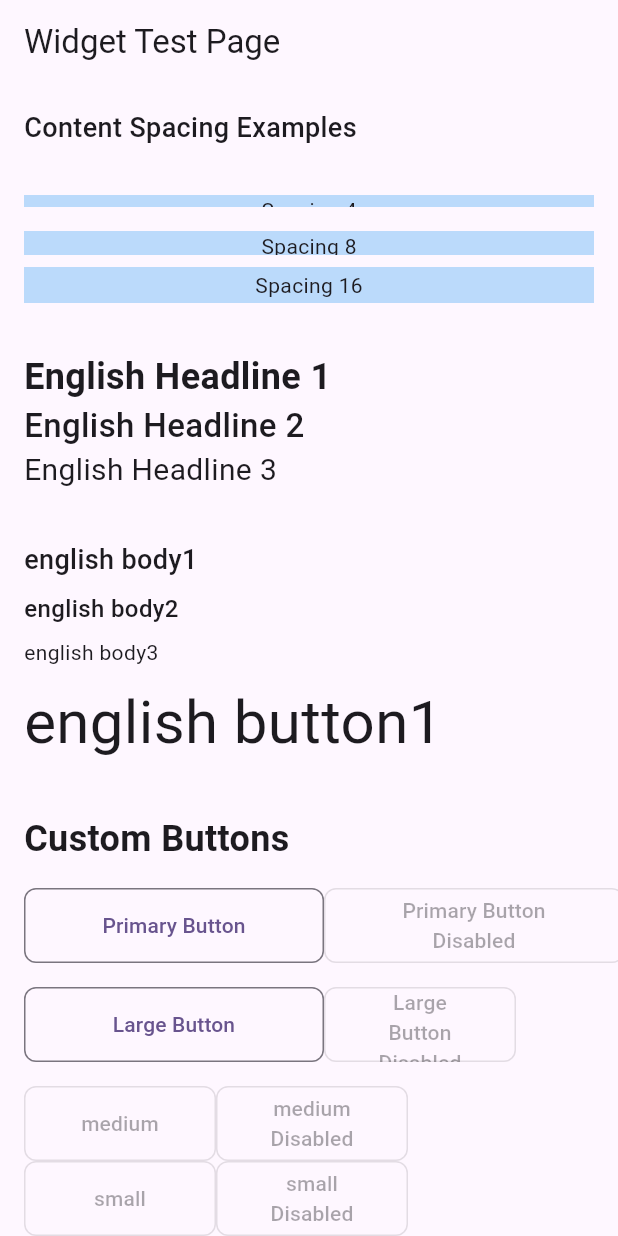
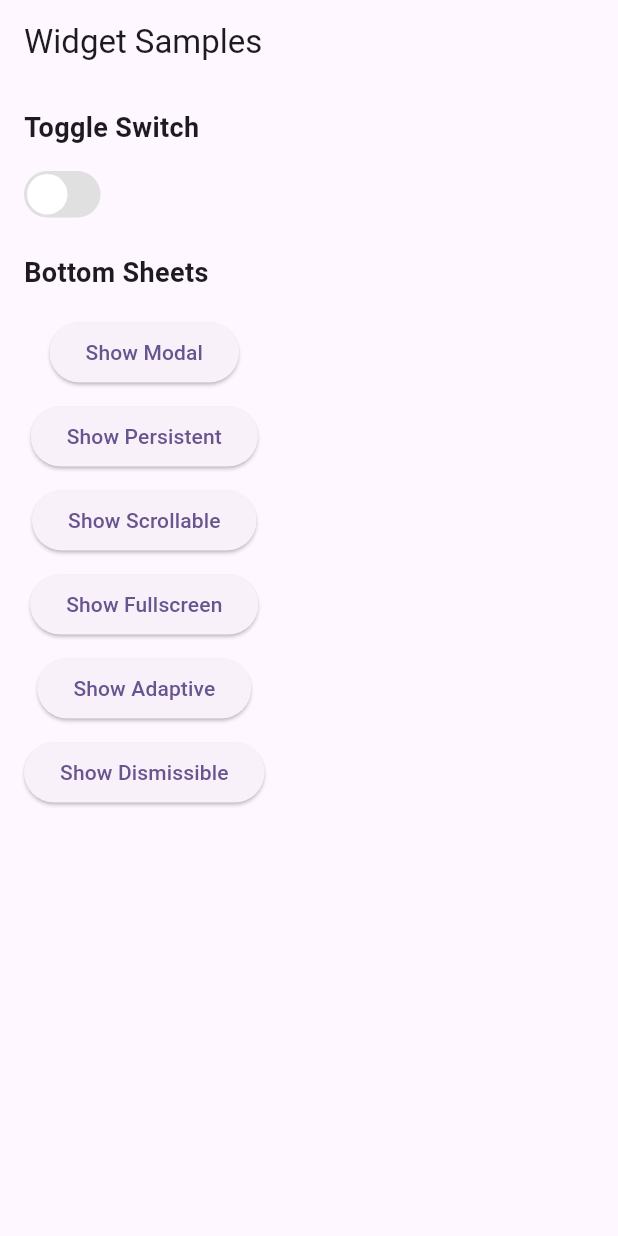
Before and after one commit to BlackBean99/whatever-app, a Flutter app: the screen it shows after launch, on a phone screen of 412 x 824 dp. Run offline on Flutter 3.47's test engine with Material 3 defaults, Android fonts, the phone set to English and light mode, and no system bars; our stand-ins replace google_fonts, smooth_page_indicator; missing offline and left inert: kakao_flutter_sdk.

Commit message:
[feat]: option of bottomSheet state

```diff
--- a/app/whatever/lib/main.dart
+++ b/app/whatever/lib/main.dart
@@ -67,7 +67,7 @@ class _AuthCheckState extends State<AuthCheck> {
 
   @override
   Widget build(BuildContext context) {
-    return const SampleWidgetViewTestPage();
+    return const SampleWidgetViewPage();
     // _isAuthorized
     // ? const MyHomePage(title: 'Flutter Demo Home Page')
     // : const OnboardingPage();
--- a/app/whatever/lib/screens/sample_widget_view_page.dart
+++ b/app/whatever/lib/screens/sample_widget_view_page.dart
@@ -1,194 +1,77 @@
 import 'package:flutter/material.dart';
-import 'package:flutter/services.dart';
-import 'package:whatever/utils/app_text_styles.dart';
-import 'package:whatever/utils/content_spacing.dart';
-import 'package:whatever/widgets/line_button.dart';
+import 'package:whatever/utils/bottom_sheet_options.dart';
+import 'package:whatever/widgets/custom_bottom_sheet.dart';
 import 'package:whatever/widgets/custom_toggle_switch.dart';
 
-class SampleWidgetViewTestPage extends StatelessWidget {
-  const SampleWidgetViewTestPage({super.key});
+class SampleWidgetViewPage extends StatefulWidget {
+  const SampleWidgetViewPage({super.key});
+
+  @override
+  State<SampleWidgetViewPage> createState() => _SampleWidgetViewPageState();
+}
+
+class _SampleWidgetViewPageState extends State<SampleWidgetViewPage> {
+  bool _toggleValue = false;
 
   @override
   Widget build(BuildContext context) {
     return Scaffold(
       appBar: AppBar(
-        title: const Text('Widget Test Page'),
+        title: const Text('Widget Samples'),
       ),
-      body: SingleChildScrollView(
-        child: Column(
-          crossAxisAlignment: CrossAxisAlignment.start,
+      body: ListView(
+        padding: const EdgeInsets.all(16),
         children: [
-            Padding(
-              padding: const EdgeInsets.all(16.0),
-              child: Text('Content Spacing Examples',
-                  style: AppTextStyles.englishBody1),
+          _buildSection(
+            'Toggle Switch',
+            CustomToggleSwitch(
+              value: _toggleValue,
+              onChanged: (value) {
+                setState(() {
+                  _toggleValue = value;
+                });
+              },
             ),
-            // Content Spacing Examples
-            Container(
-              padding: const EdgeInsets.all(16.0),
-              child: Column(
-                crossAxisAlignment: CrossAxisAlignment.start,
-                children: [
-                  Container(
-                    height: ContentSpacing.spacing1,
-                    color: Colors.blue.withOpacity(0.3),
-                    width: double.infinity,
-                    child: const Center(child: Text('Spacing 4')),
           ),
-                  const Padding(
-                    padding: EdgeInsets.only(top: ContentSpacing.spacing1),
+          const SizedBox(height: 24),
+          _buildSection(
+            'Bottom Sheets',
+            Column(
+              children: BottomSheetType.values.map((type) {
+                return Padding(
+                  padding: const EdgeInsets.only(bottom: 8),
+                  child: ElevatedButton(
+                    onPressed: () {
+                      CustomBottomSheet(
+                        type: type,
+                        context: context,
+                      ).show();
+                    },
+                    child: Text('Show ${type.displayName}'),
                   ),
-                  const SizedBox(height: ContentSpacing.spacing1),
-                  Container(
-                    height: ContentSpacing.spacing2,
-                    color: Colors.blue.withOpacity(0.3),
-                    width: double.infinity,
-                    child: const Center(child: Text('Spacing 8')),
+                );
+              }).toList(),
             ),
-                  const Padding(
-                    padding: EdgeInsets.only(top: ContentSpacing.spacing1),
-                  ),
-                  Container(
-                    height: ContentSpacing.spacing3,
-                    color: Colors.blue.withOpacity(0.3),
-                    width: double.infinity,
-                    child: const Center(child: Text('Spacing 16')),
           ),
         ],
       ),
-            ),
+    );
+  }
 
-            Padding(
-              padding: const EdgeInsets.all(16.0),
-              child: Column(
+  Widget _buildSection(String title, Widget content) {
+    return Column(
       crossAxisAlignment: CrossAxisAlignment.start,
       children: [
-                  Text('English Headline 1',
-                      style: AppTextStyles.englishHeadline1),
-                  Text('English Headline 2',
-                      style: AppTextStyles.englishHeadline2),
-                  Text('English Headline 3',
-                      style: AppTextStyles.englishHeadline3),
-                ],
-              ),
-            ),
-            // Text Style Examples
-            Padding(
-              padding: const EdgeInsets.all(16.0),
-              child: Column(
-                crossAxisAlignment: CrossAxisAlignment.start,
-                children: [
-                  Text('english body1', style: AppTextStyles.englishBody1),
-                  const SizedBox(height: 8),
-                  Text('english body2', style: AppTextStyles.englishBody2),
-                  const SizedBox(height: 8),
-                  Text('english body3', style: AppTextStyles.englishBody3),
-                  const SizedBox(height: 8),
-                  Text('english button1', style: AppTextStyles.englishButton1),
-                ],
-              ),
-            ),
-
-            Padding(
-              padding: const EdgeInsets.all(16.0),
-              child:
-                  Text('Custom Buttons', style: AppTextStyles.englishHeadline1),
-            ),
-            // Custom Button Examples
-            SizedBox(
-              height: 50,
-              child: ListView(
-                scrollDirection: Axis.horizontal,
-                padding: const EdgeInsets.symmetric(horizontal: 16.0),
-                children: [
-                  LineButton(
-                    onPressed: () {},
-                    isDisabled: false,
-                    width: 200,
-                    text: 'Primary Button',
-                  ),
-                  LineButton(
-                    onPressed: () {},
-                    isDisabled: true,
-                    width: 200,
-                    text: 'Primary Button Disabled',
-                  ),
-                ],
+        Text(
+          title,
+          style: const TextStyle(
+            fontSize: 18,
+            fontWeight: FontWeight.bold,
           ),
         ),
         const SizedBox(height: 16),
-            SizedBox(
-              height: 50,
-              child: ListView(
-                scrollDirection: Axis.horizontal,
-                padding: const EdgeInsets.symmetric(horizontal: 16.0),
-                children: [
-                  LineButton.large(
-                      onPressed: () {}, width: 200, text: "Large Button"),
-                  const LineButton.largeDisabled(text: "Large Button Disabled"),
+        content,
       ],
-              ),
-            ),
-            const SizedBox(height: 16),
-            SizedBox(
-              height: 50,
-              child: ListView(
-                scrollDirection: Axis.horizontal,
-                padding: const EdgeInsets.symmetric(horizontal: 16.0),
-                children: const [
-                  LineButton.medium(text: "medium"),
-                  LineButton.mediumDisabled(text: "medium Disabled"),
-                ],
-              ),
-            ),
-            SizedBox(
-              height: 50,
-              child: ListView(
-                scrollDirection: Axis.horizontal,
-                padding: const EdgeInsets.symmetric(horizontal: 16.0),
-                children: const [
-                  LineButton.small(text: "small"),
-                  LineButton.smallDisabled(text: "small Disabled"),
-                ],
-              ),
-            ),
-            const SizedBox(height: 16),
-            SizedBox(
-              height: 50,
-              child: ListView(
-                scrollDirection: Axis.horizontal,
-                padding: const EdgeInsets.symmetric(horizontal: 16.0),
-                children: const [
-                  LineButton.xLarge(text: "xLarge Button"),
-                  LineButton.xLargeDisabled(text: "xLarge Button Disabled"),
-                ],
-              ),
-            ),
-            const SizedBox(height: 16),
-            SizedBox(
-              height: 32,
-              child: ListView(
-                scrollDirection: Axis.horizontal,
-                padding: const EdgeInsets.symmetric(horizontal: 16.0),
-                children: [
-                  StatefulBuilder(builder: (context, setState) {
-                    return CustomToggleSwitch(
-                      value: false,
-                      onChanged: (value) {
-                        setState(() {
-                          value = !value;
-                        });
-                      },
-                    );
-                  }),
-                ],
-              ),
-            ),
-            // margin
-            const SizedBox(height: 40),
-          ],
-        ),
-      ),
     );
   }
 }
--- /dev/null
+++ b/app/whatever/lib/utils/bottom_sheet_options.dart
@@ -0,0 +1,27 @@
+enum BottomSheetType {
+  modal,
+  persistent,
+  scrollable,
+  fullscreen,
+  adaptive,
+  dismissible
+}
+
+extension BottomSheetTypeExtension on BottomSheetType {
+  String get displayName {
+    switch (this) {
+      case BottomSheetType.modal:
+        return 'Modal';
+      case BottomSheetType.persistent:
+        return 'Persistent';
+      case BottomSheetType.scrollable:
+        return 'Scrollable';
+      case BottomSheetType.fullscreen:
+        return 'Fullscreen';
+      case BottomSheetType.adaptive:
+        return 'Adaptive';
+      case BottomSheetType.dismissible:
+        return 'Dismissible';
+    }
+  }
+}
```
Also changed, not shown: app/whatever/lib/widgets/botton_sheet.dart (added, +60 -0 lines), app/whatever/lib/widgets/custom_bottom_sheet.dart (added, +175 -0 lines). Lines whose indentation alone changed are shown as unchanged.
